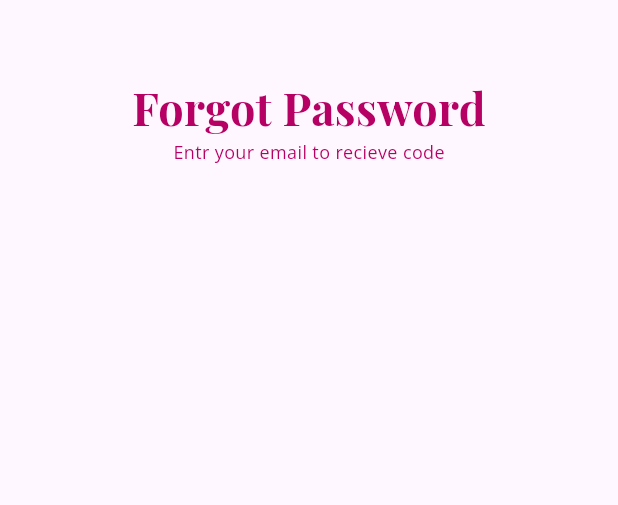
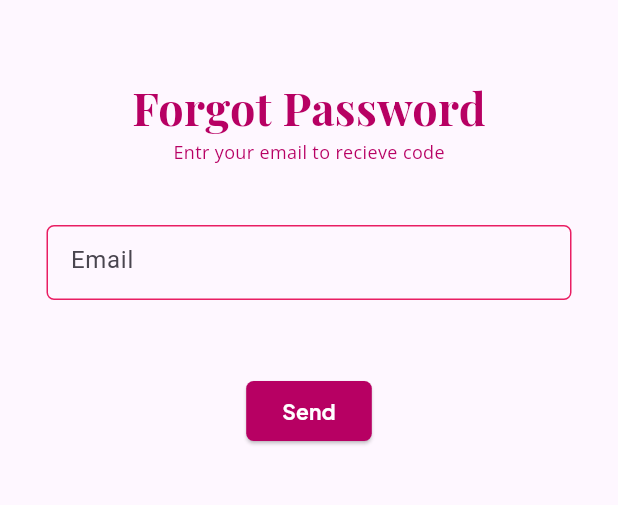
Before and after one commit to MDK-404/tubulert, a Flutter app: the ForgotPassword screen opened directly, on a phone screen of 412 x 824 dp, the part 93-598 px from its top. Run offline on Flutter 3.47's test engine with Material 3 defaults, Android fonts, the phone set to English and light mode, and no system bars; our stand-ins replace google_fonts, pin_code_fields, timer_count_down.

Commit message:
verification screen

```diff
--- a/lib/screens/forgot_password.dart
+++ b/lib/screens/forgot_password.dart
@@ -1,5 +1,6 @@
 import 'package:flutter/material.dart';
 import 'package:google_fonts/google_fonts.dart';
+import 'package:tubulert/screens/verification.dart';
 import 'package:tubulert/widget/style.dart';
 import 'package:tubulert/widget/texts.dart';
 
@@ -14,14 +15,12 @@ class _ForgotPasswordState extends State<ForgotPassword> {
   @override
   Widget build(BuildContext context) {
     return Scaffold(
-      body: Align(
-        alignment: Alignment.topCenter,
-        child: Padding(
+      body: Padding(
         padding: const EdgeInsets.all(16),
-          child: SingleChildScrollView(
+        child: Center(
           child: Column(
-              crossAxisAlignment: CrossAxisAlignment.center,
-              mainAxisAlignment: MainAxisAlignment.center,
+            //crossAxisAlignment: CrossAxisAlignment.center,
+            mainAxisAlignment: MainAxisAlignment.start,
             children: [
               Text(Texts.appName, style: Styles.appNameStyle),
               const SizedBox(height: 50),
@@ -35,8 +34,47 @@ class _ForgotPasswordState extends State<ForgotPassword> {
                     textStyle: const TextStyle(
                         color: Color(0xFFB70063), fontSize: 12)),
               ),
+              SizedBox(
+                height: 40,
+              ),
+              SizedBox(
+                height: 50,
+                width: 350,
+                child: TextField(
+                  decoration: InputDecoration(
+                    hintText: 'Email',
+                    enabledBorder: OutlineInputBorder(
+                      borderSide: BorderSide(color: Colors.pink),
+                      borderRadius: BorderRadius.circular(5),
+                    ),
+                    focusedBorder: OutlineInputBorder(
+                      borderSide: BorderSide(color: Colors.grey),
+                      borderRadius: BorderRadius.circular(5),
+                    ),
+                  ),
+                ),
+              ),
+              SizedBox(
+                height: 50,
+              ),
+              ElevatedButton(
+                onPressed: () {
+                  Navigator.push(
+                      context,
+                      MaterialPageRoute(
+                          builder: (context) => VerificationScreen()));
+                },
+                child: Text(
+                  'Send',
+                  style: Styles.buttonStyle,
+                ),
+                style: ElevatedButton.styleFrom(
+                  shape: RoundedRectangleBorder(
+                      borderRadius: BorderRadius.circular(5)),
+                  backgroundColor: const Color(0xFFB70063),
+                ),
+              ),
             ],
-            ),
           ),
         ),
       ),
--- a/pubspec.yaml
+++ b/pubspec.yaml
@@ -36,6 +36,8 @@ dependencies:
   # Use with the CupertinoIcons class for iOS style icons.
   cupertino_icons: ^1.0.6
   google_fonts: ^6.2.1
+  pin_code_fields: ^8.0.1
+  timer_count_down: ^2.2.2
 
 dev_dependencies:
   flutter_test:
```
Also changed, not shown: lib/screens/verification.dart (added, +133 -0 lines), pubspec.lock. Lines whose indentation alone changed are shown as unchanged.
